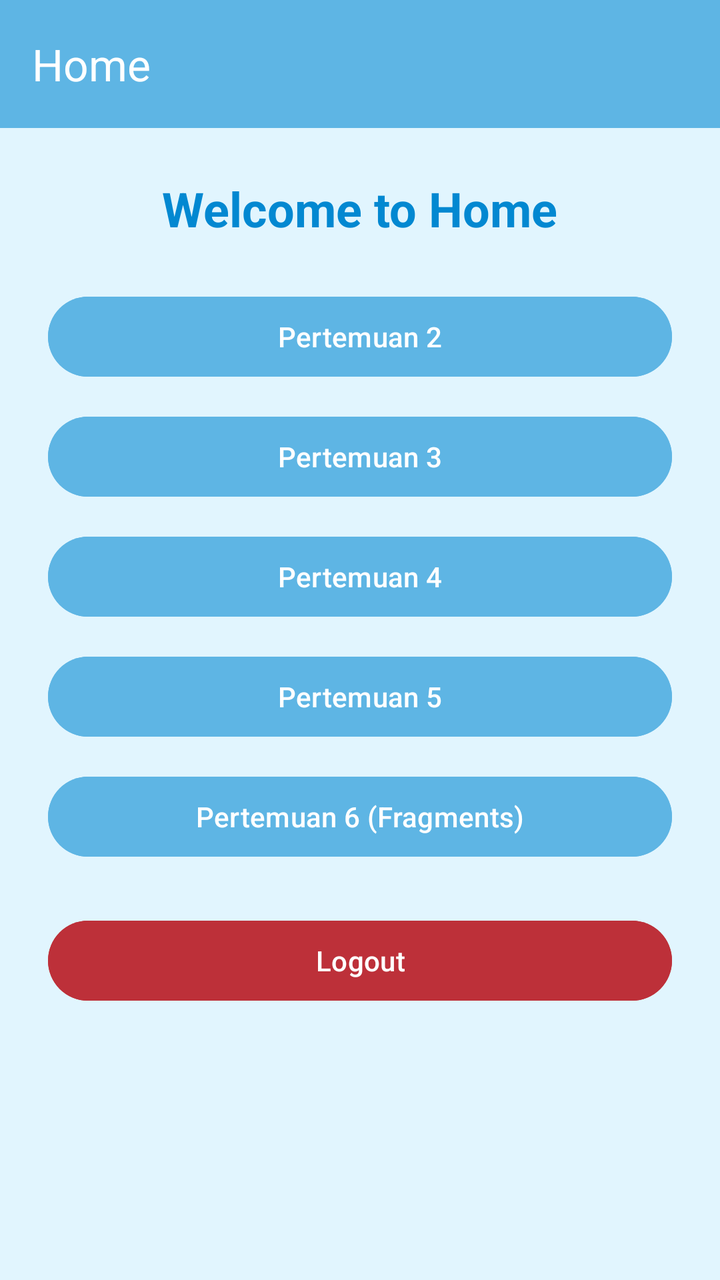
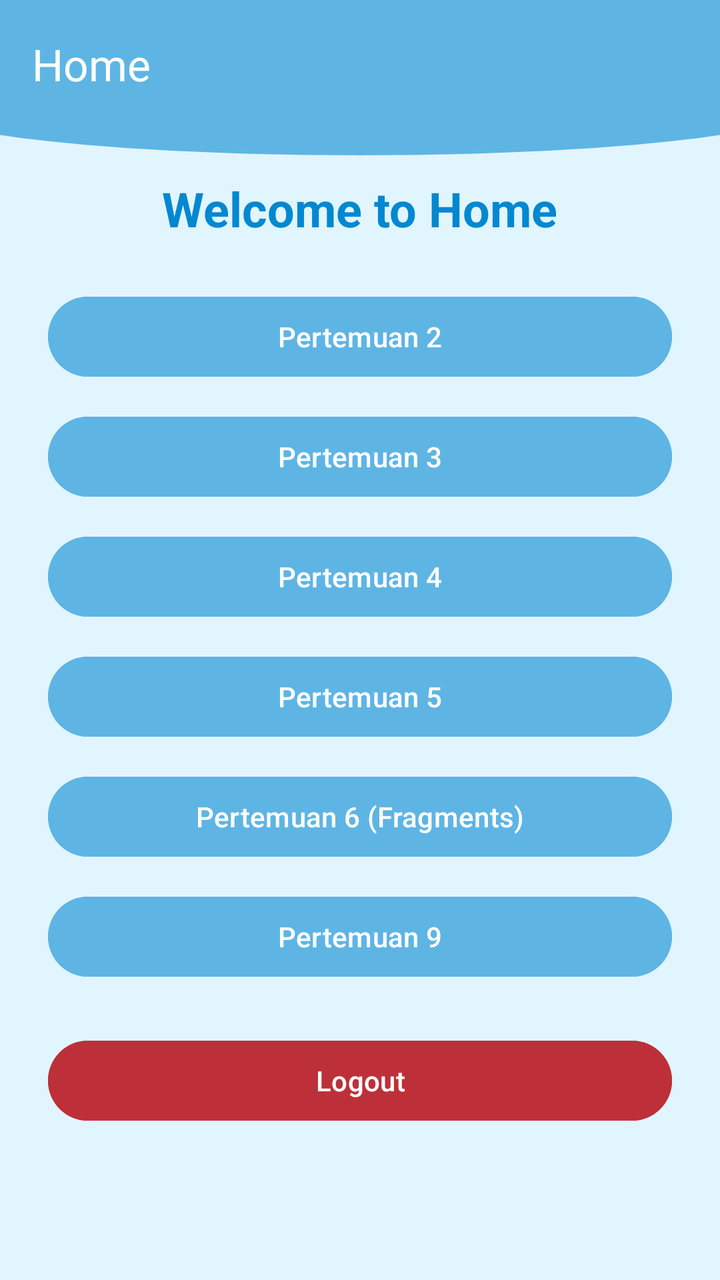

Two renders of the same Android screen: before a commit and after it. Below are the layout's source before the change and the commit's diff.
<!-- AndroidManifest.xml: application theme Theme.Mars_FarhanAlKhairi -->
<!-- res/layout/fragment_home.xml -->
<?xml version="1.0" encoding="utf-8"?>
<androidx.constraintlayout.widget.ConstraintLayout xmlns:android="http://schemas.android.com/apk/res/android"
    xmlns:app="http://schemas.android.com/apk/res-auto"
    xmlns:tools="http://schemas.android.com/tools"
    android:layout_width="match_parent"
    android:layout_height="match_parent"
    android:background="#E1F5FE"
    tools:context=".pertemuan6.HomeFragment">

    <com.google.android.material.appbar.AppBarLayout
        android:id="@+id/appBarLayout"
        android:layout_width="0dp"
        android:layout_height="wrap_content"
        app:layout_constraintTop_toTopOf="parent"
        app:layout_constraintStart_toStartOf="parent"
        app:layout_constraintEnd_toEndOf="parent">

        <com.google.android.material.appbar.MaterialToolbar
            android:id="@+id/toolbar"
            android:layout_width="match_parent"
            android:layout_height="?attr/actionBarSize"
            android:background="#5eb5e4"
            app:title="Home"
            app:titleTextColor="@android:color/white" />

    </com.google.android.material.appbar.AppBarLayout>

    <ScrollView
        android:layout_width="0dp"
        android:layout_height="0dp"
        android:fillViewport="true"
        app:layout_constraintTop_toBottomOf="@id/appBarLayout"
        app:layout_constraintBottom_toBottomOf="parent"
        app:layout_constraintStart_toStartOf="parent"
        app:layout_constraintEnd_toEndOf="parent">

        <LinearLayout
            android:layout_width="match_parent"
            android:layout_height="wrap_content"
            android:orientation="vertical"
            android:padding="24dp"
            android:gravity="center_horizontal">

            <TextView
                android:layout_width="wrap_content"
                android:layout_height="wrap_content"
                android:text="Welcome to Home"
                android:textSize="24sp"
                android:textStyle="bold"
                android:textColor="#0288D1"
                android:layout_marginBottom="24dp" />

            <Button
                android:id="@+id/btnP2"
                android:layout_width="match_parent"
                android:layout_height="wrap_content"
                android:text="Pertemuan 2"
                android:backgroundTint="#5eb5e4"
                android:layout_marginBottom="12dp" />

            <Button
                android:id="@+id/btnP3"
                android:layout_width="match_parent"
                android:layout_height="wrap_content"
                android:text="Pertemuan 3"
                android:backgroundTint="#5eb5e4"
                android:layout_marginBottom="12dp" />

            <Button
                android:id="@+id/btnP4"
                android:layout_width="match_parent"
                android:layout_height="wrap_content"
                android:text="Pertemuan 4"
                android:backgroundTint="#5eb5e4"
                android:layout_marginBottom="12dp" />

            <Button
                android:id="@+id/btnP5"
                android:layout_width="match_parent"
                android:layout_height="wrap_content"
                android:text="Pertemuan 5"
                android:backgroundTint="#5eb5e4"
                android:layout_marginBottom="12dp" />

            <Button
                android:id="@+id/btnP6"
                android:layout_width="match_parent"
                android:layout_height="wrap_content"
                android:text="Pertemuan 6 (Fragments)"
                android:backgroundTint="#5eb5e4"
                android:layout_marginBottom="24dp" />

            <Button
                android:id="@+id/btnLogout"
                android:layout_width="match_parent"
                android:layout_height="wrap_content"
                android:text="Logout"
                android:backgroundTint="#BD3039" />

        </LinearLayout>
    </ScrollView>

</androidx.constraintlayout.widget.ConstraintLayout>
<!-- resources referenced by this layout -->
<resources>
  <style name="Theme.Mars_FarhanAlKhairi" parent="Base.Theme.Mars_FarhanAlKhairi" />
  <style name="Base.Theme.Mars_FarhanAlKhairi" parent="Theme.Material3.DayNight.NoActionBar">
          
          
      </style>
</resources>

<!-- the commit's change to res/layout/fragment_home.xml (unified diff, before → after) -->
@@ -5,7 +5,16 @@
     android:layout_width="match_parent"
     android:layout_height="match_parent"
     android:background="#E1F5FE"
-    tools:context=".pertemuan6.HomeFragment">
+    tools:context=".HomeFragment">
+
+    <View
+        android:id="@+id/background_header"
+        android:layout_width="0dp"
+        android:layout_height="90dp"
+        android:background="@drawable/bg_header_wave"
+        app:layout_constraintStart_toStartOf="parent"
+        app:layout_constraintEnd_toEndOf="parent"
+        app:layout_constraintTop_toTopOf="parent"/>
 
     <com.google.android.material.appbar.AppBarLayout
         android:id="@+id/appBarLayout"
@@ -88,6 +97,14 @@
                 android:layout_height="wrap_content"
                 android:text="Pertemuan 6 (Fragments)"
                 android:backgroundTint="#5eb5e4"
+                android:layout_marginBottom="12dp" />
+
+            <Button
+                android:id="@+id/btntoTenth"
+                android:layout_width="match_parent"
+                android:layout_height="wrap_content"
+                android:text="Pertemuan 9"
+                android:backgroundTint="#5eb5e4"
                 android:layout_marginBottom="24dp" />
 
             <Button
<!-- resource entries referenced after the edit -->
@@ -1,5 +1,24 @@
 <!-- resources referenced by this layout -->
 <resources>
+  <!-- drawable bg_header_wave (drawable) -->
+  <?xml version="1.0" encoding="utf-8"?>
+  <vector xmlns:android="http://schemas.android.com/apk/res/android"
+      android:width="100dp"
+      android:height="100dp"
+      android:viewportWidth="100"
+      android:viewportHeight="100">
+  
+      <path
+          android:fillColor="#5eb5e4"
+          android:pathData="
+              M0,0
+              L100,0
+              L100,75
+              C 75,90
+                25,90
+                0,75
+              Z" />
+  </vector>
   <style name="Theme.Mars_FarhanAlKhairi" parent="Base.Theme.Mars_FarhanAlKhairi" />
   <style name="Base.Theme.Mars_FarhanAlKhairi" parent="Theme.Material3.DayNight.NoActionBar">
           
